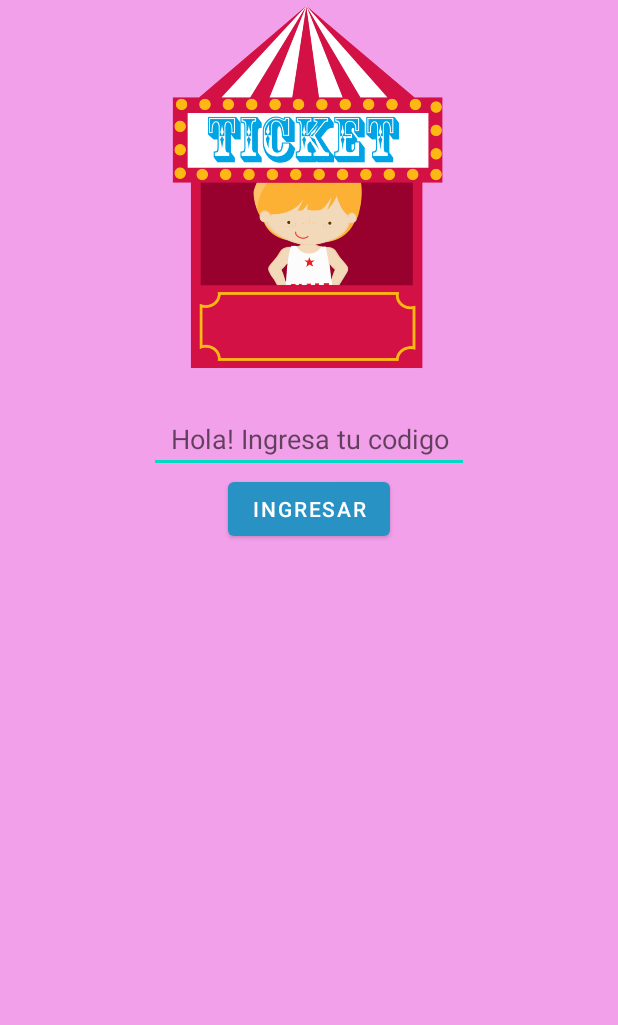
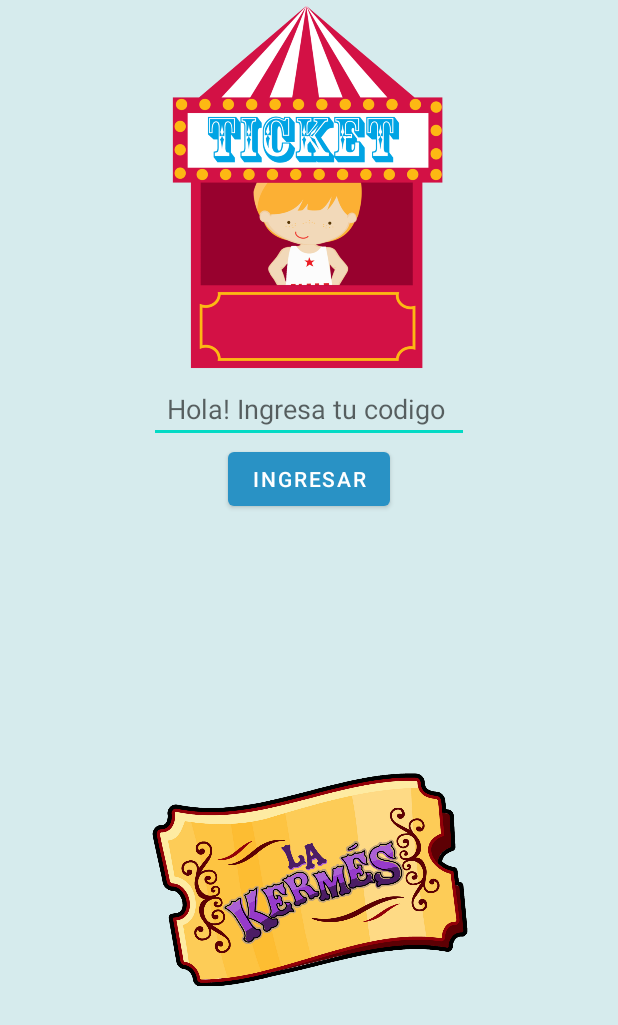
Before and after one commit to ferseba18/CarnavalTPM3, an Android app: the screen it shows after launch (ActividadInicial), on a phone screen of 412 x 824 dp. Shown: the top 1025 px of the screen. Run offline under Robolectric (Android 15) with nearby library versions, the phone set to English and light mode, and no system bars.

Commit message:
Motion Layout en Actividad Inicial Refactorizado

```diff
--- a/app/src/main/res/layout/activity_actividad_inicial.xml
+++ b/app/src/main/res/layout/activity_actividad_inicial.xml
@@ -6,7 +6,8 @@
     android:layout_height="match_parent"
     app:layoutDescription="@xml/activity_actividad_inicial_scene"
     tools:context=".actividades.ActividadInicial"
-    android:background="#F3A0EA">
+    android:background="#D6EBED"
+    android:id="@+id/motionLayout">
 
     <LinearLayout
         android:id="@+id/contentLinear"
@@ -29,7 +30,6 @@
             android:id="@+id/contentBtn"
             android:layout_width="match_parent"
             android:layout_height="wrap_content"
-            android:layout_marginTop="20dp"
             android:orientation="vertical">
 
             <EditText
@@ -38,7 +38,7 @@
                 android:layout_height="wrap_content"
                 android:layout_gravity="center"
                 android:ems="10"
-                android:hint="Hola! Ingresa tu codigo"
+                android:hint="Hola! Ingresa tu codigo "
                 android:inputType="textPersonName"
                 android:textAlignment="center" />
 
@@ -56,13 +56,12 @@
 
     <ImageView
         android:id="@+id/imageTicket"
-        android:layout_width="300dp"
-        android:layout_height="300dp"
-        app:srcCompat="@drawable/ticket_feria"
+        android:layout_width="250dp"
+        android:layout_height="250dp"
+        app:layout_constraintBottom_toBottomOf="parent"
+        app:layout_constraintEnd_toEndOf="parent"
+        app:layout_constraintStart_toStartOf="parent"
         app:layout_constraintTop_toBottomOf="@+id/contentLinear"
-        app:layout_constraintBottom_toBottomOf="parent"
-        app:layout_constraintStart_toStartOf="parent"
-        app:layout_constraintEnd_toEndOf="parent"
-        android:layout_marginStart="-700dp"/>
+        app:srcCompat="@drawable/ticket_feria_kermess"/>
 
 </androidx.constraintlayout.motion.widget.MotionLayout>
--- a/app/src/main/res/xml/activity_actividad_inicial_scene.xml
+++ b/app/src/main/res/xml/activity_actividad_inicial_scene.xml
@@ -5,12 +5,13 @@
     <ConstraintSet android:id="@+id/start">
 
         <Constraint
-            android:layout_height="300dp"
-            android:layout_width="300dp"
+            android:id="@id/imageTicket"
+            android:layout_height="250dp"
+            android:layout_width="250dp"
             app:layout_constraintTop_toBottomOf="@+id/contentLinear"
             app:layout_constraintBottom_toBottomOf="parent"
             app:layout_constraintStart_toStartOf="parent"
-            android:layout_marginStart="-400dp"/>
+            app:layout_constraintEnd_toEndOf="parent"/>
 
     </ConstraintSet>
 
@@ -18,19 +19,19 @@
 
         <Constraint
             android:id="@+id/imageTicket"
-            android:layout_height="300dp"
-            android:layout_width="300dp"
+            android:layout_height="100dp"
+            android:layout_width="100dp"
             app:layout_constraintTop_toBottomOf="@+id/contentLinear"
-            app:layout_constraintBottom_toBottomOf="parent"
-            app:layout_constraintEnd_toEndOf="parent"
-            android:layout_marginEnd="-400dp"/>
+            app:layout_constraintStart_toStartOf="parent"
+            app:layout_constraintEnd_toEndOf="parent" />
 
     </ConstraintSet>
 
     <Transition
+
         app:constraintSetStart="@+id/start"
         app:constraintSetEnd="@id/end"
-        app:duration="3000">
-        <OnClick app:targetId="@+id/Ingresar" />
+        app:duration="500">
+
     </Transition>
 </MotionScene>
```
Also changed, not shown: app/src/main/java/com/example/carnaval/actividades/ActividadInicial.kt (+19 -19 lines), app/src/main/res/drawable/_code_puntos.png (deleted), app/src/main/res/drawable/img_logo.png (deleted), app/src/main/res/drawable/img_principal.png (deleted), app/src/main/res/drawable/qr_code_compra_de_intentos.png (deleted), app/src/main/res/drawable/ticket_feria.png (deleted), app/src/main/res/drawable/ticket_feria_kermess.png (added).
